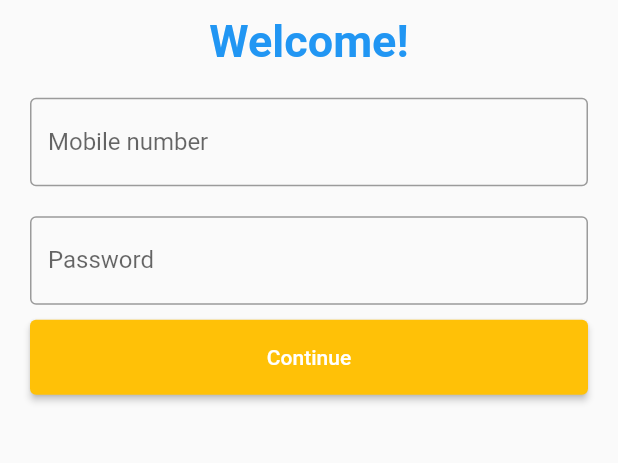
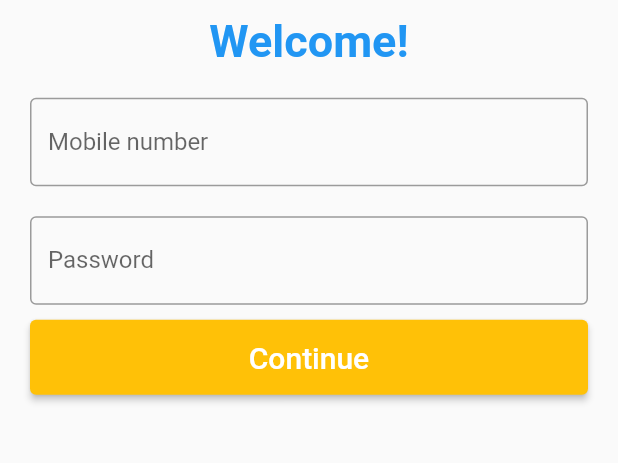
Before and after one commit to BrainHack2021-Hackuna-Matata/app-mobile, a Flutter app: the screen it shows after launch, on a phone screen of 412 x 824 dp, the part 428-891 px from its top. Run offline on Flutter 3.47's test engine with Material 2 defaults, Android fonts, the phone set to English and light mode, and no system bars; our stand-ins replace datetime_picker_formfield, google_maps_flutter, timer_count_down.

Commit message:
Increase text size in Continue and Register Button

```diff
--- a/lib/screens/authScreen/authScreen.dart
+++ b/lib/screens/authScreen/authScreen.dart
@@ -88,7 +88,10 @@ class _AuthScreenState extends State<AuthScreen> {
             child: Column(
               mainAxisAlignment: MainAxisAlignment.center,
               children: <Widget>[
-                Image(image: AssetImage('assets/icons/icon.png'), height: 50, width: 50),
+                Image(
+                    image: AssetImage('assets/icons/icon.png'),
+                    height: 50,
+                    width: 50),
                 Container(
                   alignment: Alignment.center,
                   padding: EdgeInsets.all(10),
@@ -141,10 +144,12 @@ class _AuthScreenState extends State<AuthScreen> {
                     builder: (context, user, child) {
                       return ElevatedButton(
                         style: ElevatedButton.styleFrom(
-
                           onPrimary: Colors.white,
                         ),
-                        child: Text('Continue'),
+                        child: Text('Continue',
+                            style: TextStyle(
+                              fontSize: 20,
+                            )),
                         onPressed: () async => clickLogin(user),
                       );
                     },
--- a/lib/screens/authScreen/registerScreen.dart
+++ b/lib/screens/authScreen/registerScreen.dart
@@ -271,7 +271,10 @@ class _RegisterScreenState extends State<RegisterScreen> {
                       style: ElevatedButton.styleFrom(
                         onPrimary: Colors.white,
                       ),
-                      child: Text('Register'),
+                      child: Text('Register',
+                          style: TextStyle(
+                            fontSize: 20,
+                          )),
                       onPressed: () async => register(user),
                     );
                   }),
```
